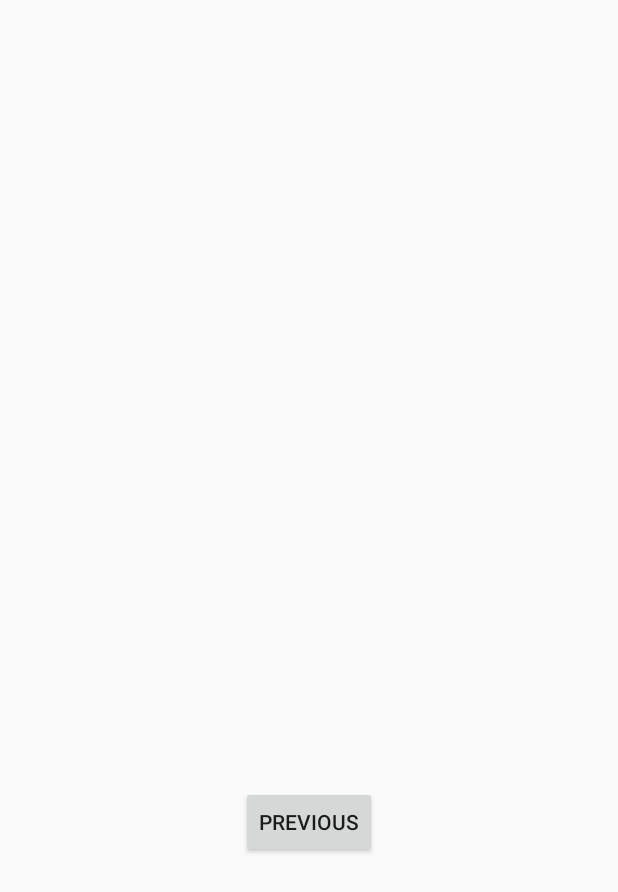
After one commit to liorjan/MyPetsLife, an Android app: the layout fragment_second3.xml on its own in the app's theme, with its tools: preview values and no code run, on a phone screen of 412 x 824 dp. The commit adds this screen. Shown: the top 892 px of the screen. Run offline under Robolectric (Android 15) with nearby library versions, the phone set to English and light mode, and no system bars.

Commit message:
step_07=18.3.20 RecyclerView

```diff
--- a/app/build.gradle
+++ b/app/build.gradle
@@ -28,6 +28,9 @@ dependencies {
 
     implementation 'androidx.appcompat:appcompat:1.1.0'
     implementation 'androidx.constraintlayout:constraintlayout:1.1.3'
+    implementation 'com.google.android.material:material:1.1.0'
+    implementation 'androidx.navigation:navigation-fragment:2.0.0'
+    implementation 'androidx.navigation:navigation-ui:2.0.0'
     testImplementation 'junit:junit:4.12'
     androidTestImplementation 'androidx.test.ext:junit:1.1.1'
     androidTestImplementation 'androidx.test.espresso:espresso-core:3.2.0'
--- /dev/null
+++ b/app/src/main/res/layout/fragment_second3.xml
@@ -0,0 +1,27 @@
+<?xml version="1.0" encoding="utf-8"?>
+<androidx.constraintlayout.widget.ConstraintLayout xmlns:android="http://schemas.android.com/apk/res/android"
+    xmlns:app="http://schemas.android.com/apk/res-auto"
+    xmlns:tools="http://schemas.android.com/tools"
+    android:layout_width="match_parent"
+    android:layout_height="match_parent"
+    tools:context=".Second3Fragment">
+
+    <TextView
+        android:id="@+id/textview_second"
+        android:layout_width="wrap_content"
+        android:layout_height="wrap_content"
+        app:layout_constraintBottom_toTopOf="@id/button_second"
+        app:layout_constraintEnd_toEndOf="parent"
+        app:layout_constraintStart_toStartOf="parent"
+        app:layout_constraintTop_toTopOf="parent" />
+
+    <Button
+        android:id="@+id/button_second"
+        android:layout_width="wrap_content"
+        android:layout_height="wrap_content"
+        android:text="@string/previous"
+        app:layout_constraintBottom_toBottomOf="parent"
+        app:layout_constraintEnd_toEndOf="parent"
+        app:layout_constraintStart_toStartOf="parent"
+        app:layout_constraintTop_toBottomOf="@id/textview_second" />
+</androidx.constraintlayout.widget.ConstraintLayout>
--- /dev/null
+++ b/app/src/main/res/values/ids.xml
@@ -0,0 +1,6 @@
+<?xml version="1.0" encoding="utf-8"?>
+<resources>
+    <item name="txtTitle" type="id"></item>
+    <item name="recyclerView" type="id"></item>
+    <item name="img" type="id"></item>
+</resources>
--- a/app/src/main/res/values/refs.xml
+++ b/app/src/main/res/values/refs.xml
@@ -1,4 +1,7 @@
 <?xml version="1.0" encoding="utf-8"?>
 <resources>
     <drawable name="mybuttons"/>
+    <drawable name="android_lucky"></drawable>
+    <drawable name="android_bell"></drawable>
+    <drawable name="android_pony"></drawable>
 </resources>
--- a/app/src/main/res/values/styles.xml
+++ b/app/src/main/res/values/styles.xml
@@ -8,4 +8,13 @@
         <item name="colorAccent">@color/colorAccent</item>
     </style>
 
+    <style name="AppTheme.NoActionBar">
+        <item name="windowActionBar">false</item>
+        <item name="windowNoTitle">true</item>
+    </style>
+
+    <style name="AppTheme.AppBarOverlay" parent="ThemeOverlay.AppCompat.Dark.ActionBar" />
+
+    <style name="AppTheme.PopupOverlay" parent="ThemeOverlay.AppCompat.Light" />
+
 </resources>
```
Also changed, not shown: app/src/main/AndroidManifest.xml (+5 -2 lines), app/src/main/java/com/example/petslife/Pets.java (deleted, +0 -8 lines), app/src/main/java/com/example/petslife/PetsAdapter.java (deleted, +0 -57 lines), app/src/main/java/com/example/petslife/ProfileActivity.java (deleted, +0 -50 lines), app/src/main/res/layout/activity_profile.xml (deleted, +0 -41 lines), app/src/main/res/layout/pet_id.xml (deleted, +0 -32 lines), app/src/main/res/layout/pets_item.xml (added, +26 -0 lines), app/src/main/res/values/dimens.xml (added, +7 -0 lines), app/src/main/res/values/strings.xml (+10 -0 lines).
